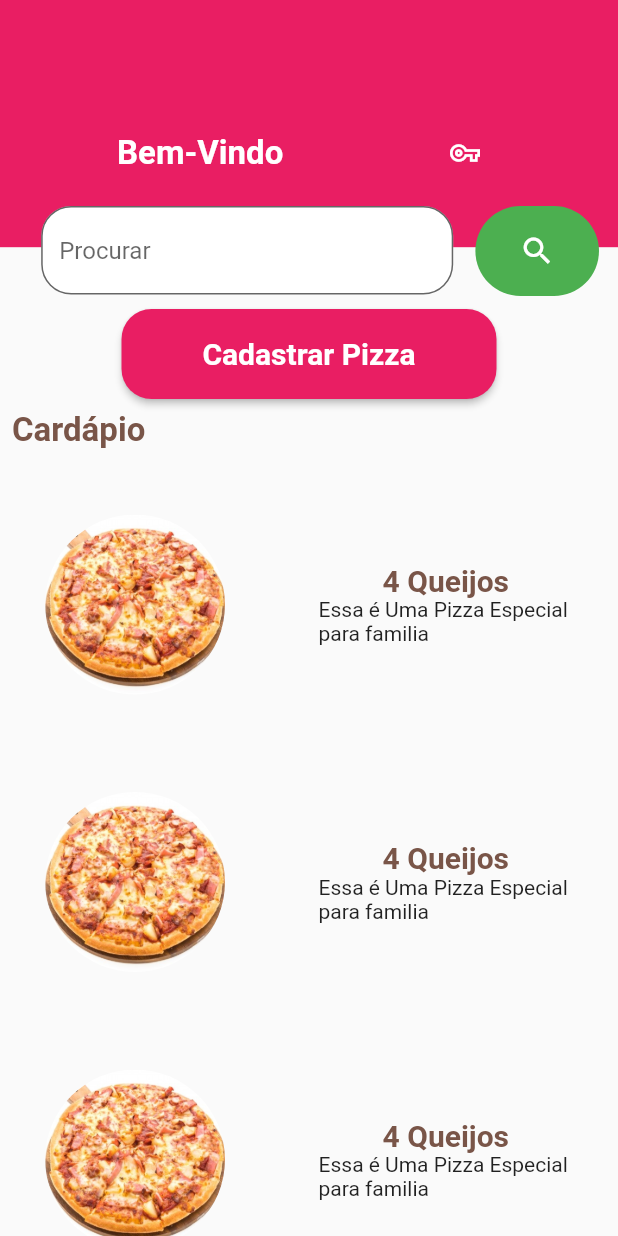
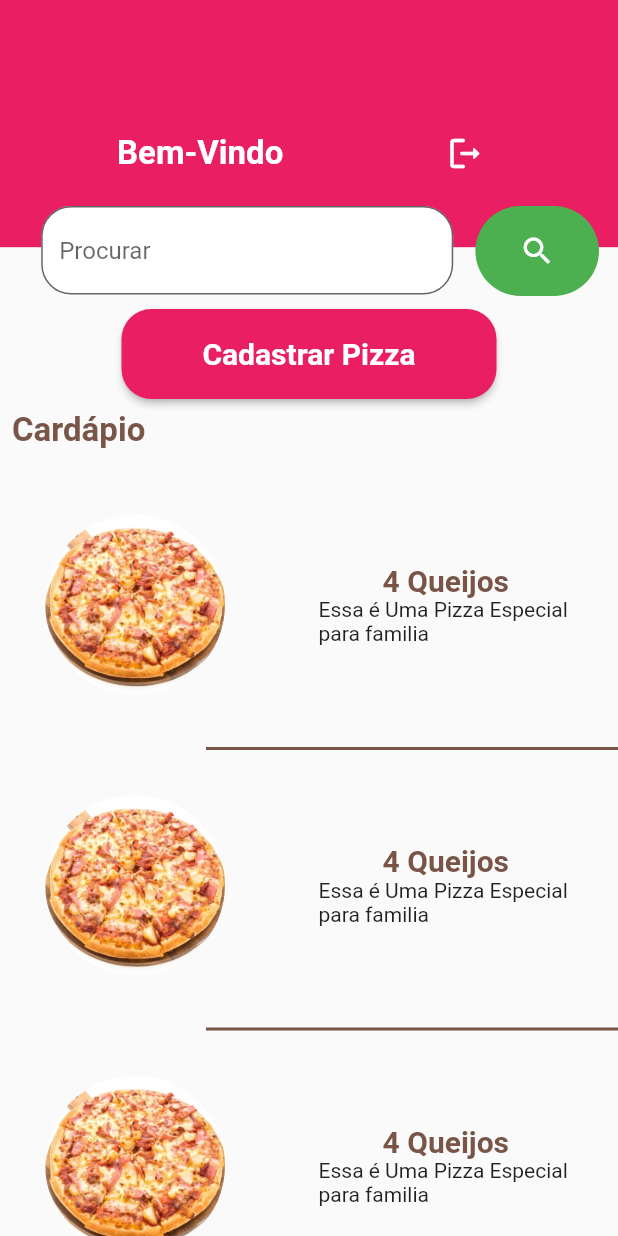
Before and after one commit to AdilsonManuel1/Pizzaria_UI, a Flutter app: the screen it shows after launch, on a phone screen of 412 x 824 dp. Run offline on Flutter 3.47's test engine with Material 2 defaults, Android fonts, the phone set to English and light mode, and no system bars; our stand-ins replace image_picker, modal_bottom_sheet.

```diff
--- a/lib/views/Home/addpizza_widget.dart
+++ b/lib/views/Home/addpizza_widget.dart
@@ -1,18 +1,25 @@
 import 'package:flutter/material.dart';
+import 'package:flutter_app/views/login.dart';
+import 'package:flutter_app/views/pizzas/AddPizzas.dart';
+import 'package:modal_bottom_sheet/modal_bottom_sheet.dart';
 
- BottaoAddPizzaWidget(){
+BottaoAddPizzaWidget(BuildContext context){
   return Container(
     width: 250,
     height: 60,
-    child: RaisedButton(
-      color: Colors.pink,
+    child:
+    RaisedButton(
+        color: Colors.pink,
 
-      shape: RoundedRectangleBorder(
-        borderRadius: BorderRadius.circular(20),
-      ),
+        shape: RoundedRectangleBorder(
+          borderRadius: BorderRadius.circular(20),
+        ),
         child: Text('Cadastrar Pizza', style:TextStyle(color:Colors.white, fontSize: 20, fontWeight:FontWeight.bold )),
         onPressed: (){
-
-}),
+          Navigator.push(
+            context,
+            MaterialPageRoute(builder: (context) => AddPizzasWidget() ),
+          );
+        }),
   );
 }
--- a/lib/views/Home/home_Cardapio_widget.dart
+++ b/lib/views/Home/home_Cardapio_widget.dart
@@ -1,13 +1,16 @@
 import 'package:flutter/cupertino.dart';
 import 'package:flutter/material.dart';
 import 'package:flutter_app/views/Home/addpizza_widget.dart';
+import 'package:flutter_app/views/login.dart';
+import 'package:flutter_app/views/pizzas/pizza_desc_widget.dart';
 class HomeCardapioWidget extends StatelessWidget {
   @override
   Widget build(BuildContext context) {
     return Container(
+      child: SingleChildScrollView(
         child: Column(
           children:[
-          BottaoAddPizzaWidget(),
+            BottaoAddPizzaWidget(context),
             Row(
               mainAxisAlignment: MainAxisAlignment.start,
               children: [
@@ -51,6 +54,17 @@ class HomeCardapioWidget extends StatelessWidget {
     ),
             ),
             SizedBox(height: 5,),
+            Row(
+              mainAxisAlignment: MainAxisAlignment.end,
+              children: [
+                Container(
+                  height: 2,
+                  width: MediaQuery.of(context).size.width/1.5,
+                  color: Colors.brown,
+
+                ),
+              ],
+            ),
             Padding(
               padding: const EdgeInsets.all(30.0),
               child: Row(
@@ -84,6 +98,17 @@ class HomeCardapioWidget extends StatelessWidget {
             ),
 
             SizedBox(height: 5,),
+            Row(
+              mainAxisAlignment: MainAxisAlignment.end,
+              children: [
+                Container(
+                  height: 2,
+                  width: MediaQuery.of(context).size.width/1.5,
+                  color: Colors.brown,
+
+                ),
+              ],
+            ),
             Padding(
               padding: const EdgeInsets.all(30.0),
               child: Row(
@@ -116,14 +141,31 @@ class HomeCardapioWidget extends StatelessWidget {
               ),
             ),
             SizedBox(height: 5,),
+            Row(
+              mainAxisAlignment: MainAxisAlignment.end,
+              children: [
+                Container(
+                  height: 2,
+                  width: MediaQuery.of(context).size.width/1.5,
+                  color: Colors.brown,
+
+                ),
+              ],
+            ),
             Padding(
               padding: const EdgeInsets.all(30.0),
               child: Row(
                   mainAxisAlignment:MainAxisAlignment.spaceBetween,
                   children:[
-                  Container(
+                    new GestureDetector(
+                      onTap: (){
+
+                        descPizza(context);
+                      },
+                      child: Container(
                         width: 120,
                         height: 120,
+
                         decoration: BoxDecoration(
                           shape: BoxShape.circle,
                           image: DecorationImage(
@@ -135,6 +177,7 @@ class HomeCardapioWidget extends StatelessWidget {
 
                         ),
 
+                      ),
                     ),
 
 
@@ -149,6 +192,17 @@ class HomeCardapioWidget extends StatelessWidget {
               ),
             ),
             SizedBox(height: 5,),
+            Row(
+              mainAxisAlignment: MainAxisAlignment.end,
+              children: [
+                Container(
+                  height: 2,
+                  width: MediaQuery.of(context).size.width/1.5,
+                  color: Colors.brown,
+
+                ),
+              ],
+            ),
             Padding(
               padding: const EdgeInsets.all(30.0),
               child: Row(
@@ -180,8 +234,12 @@ class HomeCardapioWidget extends StatelessWidget {
                   ]
               ),
             ),
+
+
     ]
     ),
+      ),
+
     );
   }
 }
--- a/lib/views/Home/home_widget.dart
+++ b/lib/views/Home/home_widget.dart
@@ -2,12 +2,16 @@
 import 'package:flutter/cupertino.dart';
 import 'package:flutter/material.dart';
 import 'package:flutter_app/views/Home/home_Cardapio_widget.dart';
+import 'package:flutter_app/views/login.dart';
+
 class HomeWidget extends StatefulWidget {
+  const HomeWidget({key}) : super(key:key);
   @override
   _HomeWidgetState createState() => _HomeWidgetState();
 }
 
 class _HomeWidgetState extends State<HomeWidget> {
+
   @override
   Widget build(BuildContext context) {
     return Scaffold(
@@ -30,7 +34,9 @@ class _HomeWidgetState extends State<HomeWidget> {
                   children:[
                     Text('Bem-Vindo', style: TextStyle(color: Colors.white, fontSize: 22, fontWeight:FontWeight.bold),),
 
-                    IconButton(onPressed: (){}, icon:Icon(Icons.vpn_key_outlined, color: Colors.white, size: 20,) ),
+                    IconButton(onPressed: (){
+                      Navigator.pushReplacement(context,MaterialPageRoute(builder:(context)=>LoginView()));
+                    }, icon:Icon(Icons.logout_rounded, color: Colors.white, size: 26,) ),
                   ]
             ),
               ),
--- a/pubspec.yaml
+++ b/pubspec.yaml
@@ -34,6 +34,8 @@ dependencies:
   # The following adds the Cupertino Icons font to your application.
   # Use with the CupertinoIcons class for iOS style icons.
   cupertino_icons: ^1.0.2
+  modal_bottom_sheet: ^2.0.0
+  image_picker: ^0.8.4+5
 
 dev_dependencies:
   flutter_test:
```
Also changed, not shown: lib/views/pizzas/AddPizzas.dart (added, +217 -0 lines), lib/views/pizzas/pizza_desc_widget.dart (added, +29 -0 lines), pubspec.lock. Lines whose indentation alone changed are shown as unchanged.
